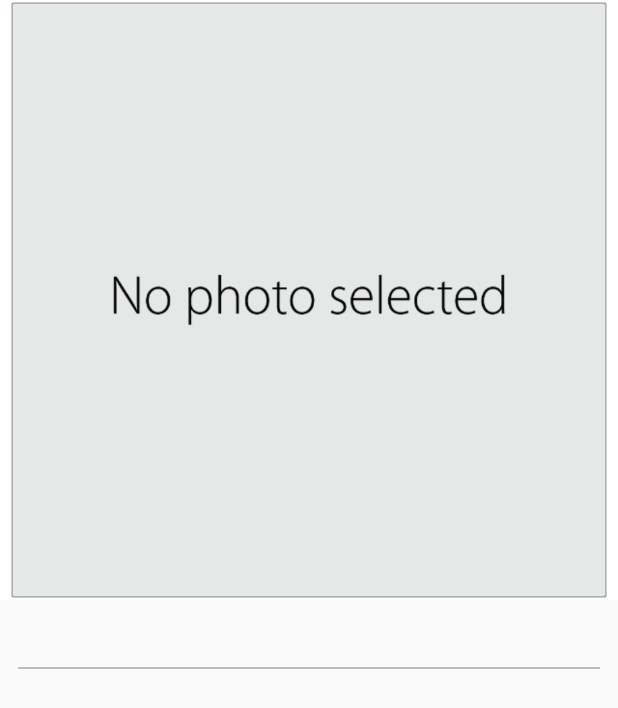
After one commit to YanniTheDeveloper/SmartPriceAnalyzer, an Android app: the SingleItemView screen opened directly, with no data from a screen before it, on a phone screen of 412 x 824 dp. The commit adds this screen. Shown: the top 708 px of the screen. Run offline under Robolectric (Android 15) with nearby library versions, the phone set to English and light mode, and no system bars; 5 statements that could not run were skipped.

Commit message:
Activity SingleItemView added
view item
fixing bugs

```diff
--- a/app/src/main/AndroidManifest.xml
+++ b/app/src/main/AndroidManifest.xml
@@ -17,10 +17,11 @@
         <meta-data
             android:name="com.google.android.gms.ads.APPLICATION_ID"
             android:value="ca-app-pub-3940256099942544~3347511713" />
+
         <activity
             android:name="com.google.android.gms.ads.AdActivity"
             android:configChanges="keyboard|keyboardHidden|orientation|screenLayout|uiMode|screenSize|smallestScreenSize" />
-        <activity android:name=".AddItemActivity"/>
+        <activity android:name=".AddItemActivity" />
         <activity android:name=".SaveItemActivity" />
         <activity android:name=".MainActivity">
             <intent-filter>
@@ -29,6 +30,7 @@
                 <category android:name="android.intent.category.LAUNCHER" />
             </intent-filter>
         </activity>
+        <activity android:name=".SingleItemView"></activity>
     </application>
 
 </manifest>
--- /dev/null
+++ b/app/src/main/java/ytd/smartpriceanalyzer/SingleItemView.java
@@ -0,0 +1,28 @@
+package ytd.smartpriceanalyzer;
+
+import android.support.v7.app.AppCompatActivity;
+import android.os.Bundle;
+import android.widget.ImageView;
+import android.widget.TextView;
+
+public class SingleItemView extends AppCompatActivity {
+
+    ImageView singleItemPhotoImageView;
+    TextView singleItemName, singleItemDescription, singleItemPrice;
+    @Override
+    protected void onCreate(Bundle savedInstanceState) {
+        super.onCreate(savedInstanceState);
+        setContentView(R.layout.activity_single_item_view);
+
+        singleItemDescription = findViewById(R.id.singleItemDescription);
+        singleItemPhotoImageView = findViewById(R.id.singleItemPhotoImageView);
+        singleItemName = findViewById(R.id.singleItemName);
+        singleItemPrice =  findViewById(R.id.singleItemPrice);
+
+        Item clickedItem = ItemHandler.getItem(getIntent().getIntExtra("itemIndex", 0));
+        singleItemName.setText(clickedItem.getName());
+        singleItemPrice.setText(clickedItem.getPrice()+" birr");
+        if(clickedItem.getPhoto()!=null) singleItemPhotoImageView.setImageBitmap(clickedItem.getPhoto());
+        singleItemDescription.setText(clickedItem.getDescription());
+    }
+}
--- a/app/src/main/res/layout/activity_save_item.xml
+++ b/app/src/main/res/layout/activity_save_item.xml
@@ -43,7 +43,7 @@
                 android:layout_width="match_parent"
                 android:layout_height="wrap_content"
                 android:hint="@string/enter_item_name"
-                android:inputType="textCapSentences" />
+                android:inputType="textMultiLine" />
 
             <TextView
                 android:layout_width="match_parent"
--- /dev/null
+++ b/app/src/main/res/layout/activity_single_item_view.xml
@@ -0,0 +1,65 @@
+<?xml version="1.0" encoding="utf-8"?>
+<ScrollView xmlns:android="http://schemas.android.com/apk/res/android"
+    xmlns:app="http://schemas.android.com/apk/res-auto"
+    xmlns:tools="http://schemas.android.com/tools"
+    android:layout_width="match_parent"
+    android:layout_height="match_parent"
+    tools:context="ytd.smartpriceanalyzer.SingleItemView">
+    <LinearLayout
+        android:layout_width="match_parent"
+        android:layout_height="wrap_content"
+        android:orientation="vertical">
+        <ImageView
+            android:id="@+id/singleItemPhotoImageView"
+            android:layout_width="match_parent"
+            android:layout_height="400dp"
+            android:layout_gravity="center"
+            android:contentDescription="@string/image_to_upload"
+            android:scaleType="centerCrop"
+            android:layout_marginBottom="8dp"
+            android:src="@drawable/no_photo_selected" />
+        <TextView
+            android:id="@+id/singleItemPrice"
+            android:layout_width="wrap_content"
+            android:layout_height="match_parent"
+            android:fontFamily="sans-serif-condensed"
+            android:layout_gravity="end"
+            android:textStyle="bold"
+            android:padding="4dp"
+            android:layout_marginEnd="16dp"
+            android:layout_marginRight="16dp"
+            android:textColor="@color/colorPrimary"
+            android:textSize="@dimen/textSizeXXB" />
+        <View
+            android:layout_width="match_parent"
+            android:layout_height="1dp"
+            android:background="@color/lineDivider"
+            android:layout_marginLeft="12dp"
+            android:layout_marginRight="12dp"
+            android:layout_marginBottom="8dp"></View>
+        <TextView
+            android:id="@+id/singleItemName"
+            android:textAppearance="?android:textAppearanceMedium"
+            android:textColor="@color/textColor"
+            android:textStyle="bold"
+            android:layout_marginBottom="2dp"
+            android:layout_marginRight="16dp"
+            android:layout_marginLeft="16dp"
+            android:layout_height="wrap_content"
+            android:layout_width="match_parent"
+            android:textSize="@dimen/textSizeXXXB"
+            android:padding="1dp"/>
+        <TextView
+            android:id="@+id/singleItemDescription"
+            android:layout_width="match_parent"
+            android:layout_height="0dp"
+            android:layout_weight="1"
+            android:fontFamily="sans-serif-condensed"
+            android:layout_marginRight="16dp"
+            android:layout_marginLeft="16dp"
+            android:padding="2dp"
+            android:textColor="@color/textColorSecond"
+            android:textSize="@dimen/textSizeB" />
+
+    </LinearLayout>
+</ScrollView>
--- a/app/src/main/res/values/strings.xml
+++ b/app/src/main/res/values/strings.xml
@@ -1,7 +1,7 @@
 <resources>
     <string name="app_name">Price Easy</string>
     <string name="add_item">Add Item</string>
-    <string name="done">Done</string>
+    <string name="done">ok</string>
     <string name="zero_p">0.0</string>
     <string name="zero">0</string>
     <string name="buy_r">Buy rmb:</string>
```
Also changed, not shown: app/src/main/java/ytd/smartpriceanalyzer/AddItemActivity.java (+12 -5 lines), app/src/main/java/ytd/smartpriceanalyzer/ItemHandler.java (+20 -2 lines), app/src/main/java/ytd/smartpriceanalyzer/MainActivity.java (+24 -2 lines), app/src/main/java/ytd/smartpriceanalyzer/SaveItemActivity.java (+21 -9 lines), app/src/main/res/layout/activity_add_item.xml (+5 -9 lines).
